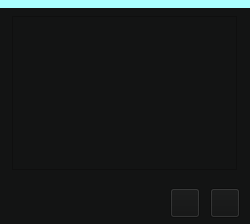
Franklin-Qi/kylinNote, file edit_page.ui: the form before one commit.
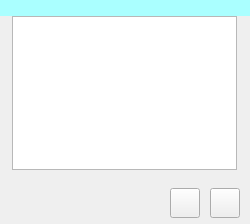
The form after the commit. Icons and pictures are not drawn.

What changed in the file:
```diff
--- a/edit_page.ui
+++ b/edit_page.ui
@@ -14,10 +14,7 @@
    <string>Form</string>
   </property>
   <property name="styleSheet">
-   <string notr="true">color: rgb(255, 255, 255);
-background:rgb(19,20,20);
-
-</string>
+   <string notr="true"/>
   </property>
   <widget class="QWidget" name="widget" native="true">
    <property name="geometry">
@@ -25,12 +22,13 @@
      <x>0</x>
      <y>0</y>
      <width>250</width>
-     <height>224</height>
+     <height>16</height>
     </rect>
    </property>
    <property name="styleSheet">
-    <string notr="true">background-color: rgb(170, 255, 255);</string>
+    <string notr="true">background-color: rgb(170, 255, 255)</string>
    </property>
+  </widget>
    <widget class="QWidget" name="widget_2" native="true">
     <property name="geometry">
      <rect>
@@ -41,10 +39,7 @@
      </rect>
     </property>
     <property name="styleSheet">
-     <string notr="true">
-background:rgb(19,20,20);
-
-</string>
+    <string notr="true"/>
     </property>
     <widget class="QPushButton" name="color_btn">
      <property name="geometry">
@@ -56,10 +51,7 @@
       </rect>
      </property>
      <property name="styleSheet">
-      <string notr="true">image: url(:/image/1x/color.png);
-
-background:rgba(19,20,20,0.9);
-</string>
+     <string notr="true"/>
      </property>
      <property name="text">
       <string/>
@@ -91,9 +83,8 @@
       </rect>
      </property>
      <property name="styleSheet">
-      <string notr="true">color: rgb(255, 255, 255);</string>
-     </property>
-    </widget>
+     <string notr="true"/>
+    </property>
    </widget>
   </widget>
  </widget>
```
Lines whose indentation alone changed are shown as unchanged.
